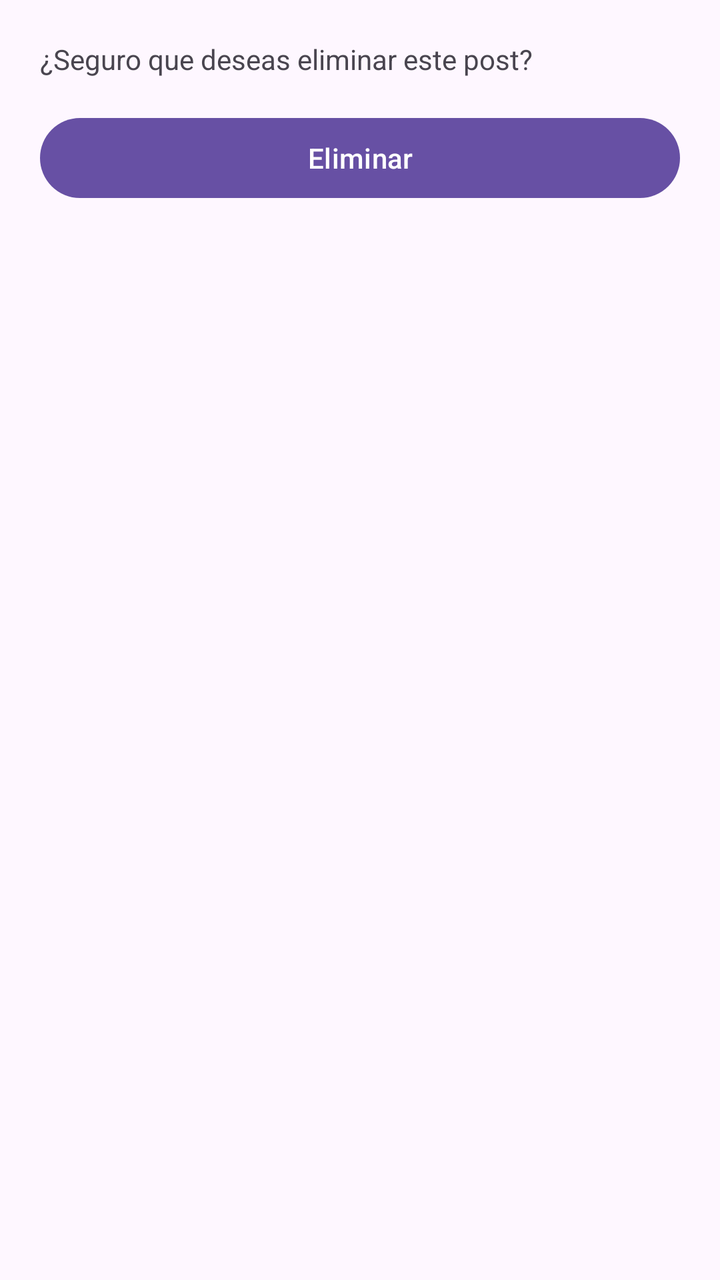
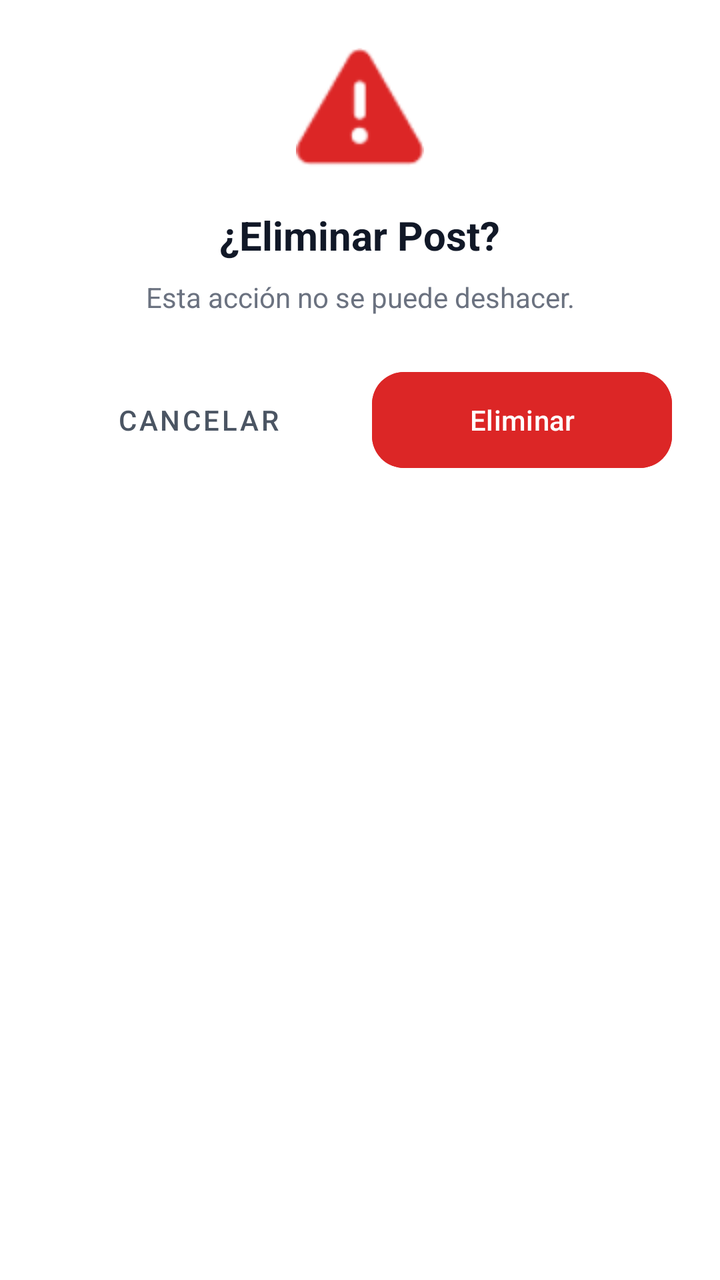

Compare the two renders of this Android layout. The source of the first and the diff that turns it into the second are given below.
<!-- AndroidManifest.xml: application theme Theme.MyApplicationMVVM -->
<!-- res/layout/dialog_delete_post.xml -->
<?xml version="1.0" encoding="utf-8"?>
<LinearLayout
    xmlns:android="http://schemas.android.com/apk/res/android"
    android:padding="20dp"
    android:orientation="vertical"
    android:layout_width="match_parent"
    android:layout_height="wrap_content">

    <TextView
        android:text="¿Seguro que deseas eliminar este post?"
        android:layout_width="match_parent"
        android:layout_height="wrap_content"/>

    <Button
        android:id="@+id/btnConfirmDelete"
        android:text="Eliminar"
        android:layout_width="match_parent"
        android:layout_height="wrap_content"
        android:layout_marginTop="16dp"/>

</LinearLayout>
<!-- resources referenced by this layout -->
<resources>
  <style name="Theme.MyApplicationMVVM" parent="Base.Theme.MyApplicationMVVM" />
  <style name="Base.Theme.MyApplicationMVVM" parent="Theme.Material3.DayNight.NoActionBar">
          
          
      </style>
</resources>

<!-- the commit's change to res/layout/dialog_delete_post.xml (unified diff, before → after) -->
@@ -1,21 +1,62 @@
 <?xml version="1.0" encoding="utf-8"?>
-<LinearLayout
-    xmlns:android="http://schemas.android.com/apk/res/android"
-    android:padding="20dp"
+<LinearLayout xmlns:android="http://schemas.android.com/apk/res/android"
+    xmlns:app="http://schemas.android.com/apk/res-auto"
+    android:layout_width="match_parent"
+    android:layout_height="wrap_content"
     android:orientation="vertical"
-    android:layout_width="match_parent"
-    android:layout_height="wrap_content">
+    android:padding="24dp"
+    android:background="@android:color/white"
+    android:gravity="center_horizontal">
+
+    <ImageView
+        android:layout_width="64dp"
+        android:layout_height="64dp"
+        android:src="@android:drawable/ic_dialog_alert"
+        app:tint="#DC2626"
+        android:layout_marginBottom="16dp"/>
 
     <TextView
-        android:text="¿Seguro que deseas eliminar este post?"
-        android:layout_width="match_parent"
-        android:layout_height="wrap_content"/>
+        android:layout_width="wrap_content"
+        android:layout_height="wrap_content"
+        android:text="¿Eliminar Post?"
+        android:textSize="20sp"
+        android:textStyle="bold"
+        android:textColor="#111827"
+        android:layout_marginBottom="8dp"/>
 
-    <Button
-        android:id="@+id/btnConfirmDelete"
-        android:text="Eliminar"
+    <TextView
+        android:layout_width="wrap_content"
+        android:layout_height="wrap_content"
+        android:text="Esta acción no se puede deshacer."
+        android:textSize="14sp"
+        android:textColor="#6B7280"
+        android:layout_marginBottom="24dp"
+        android:textAlignment="center"/>
+
+    <LinearLayout
         android:layout_width="match_parent"
         android:layout_height="wrap_content"
-        android:layout_marginTop="16dp"/>
+        android:orientation="horizontal">
+
+        <com.google.android.material.button.MaterialButton
+            android:id="@+id/btnCancelDelete"
+            style="@style/Widget.MaterialComponents.Button.TextButton"
+            android:layout_width="0dp"
+            android:layout_weight="1"
+            android:layout_height="56dp"
+            android:text="Cancelar"
+            android:textColor="#4B5563"/>
+
+        <com.google.android.material.button.MaterialButton
+            android:id="@+id/btnConfirmDelete"
+            android:layout_width="0dp"
+            android:layout_weight="1"
+            android:layout_height="56dp"
+            android:text="Eliminar"
+            android:backgroundTint="#DC2626"
+            app:cornerRadius="16dp"
+            android:layout_marginStart="12dp"/>
+
+    </LinearLayout>
 
 </LinearLayout>
